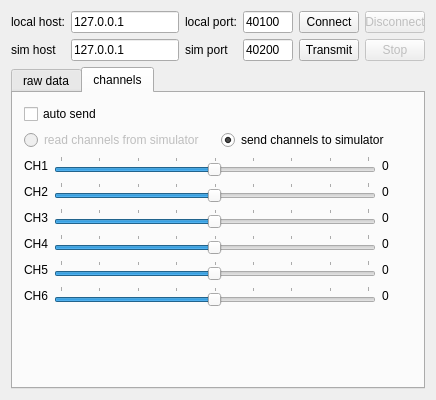
This is src/udptestwidget.ui in hhrhhr/Aerosim-plugin-for-CopterControl as Qt 5 draws it before an edit. The edited form follows.
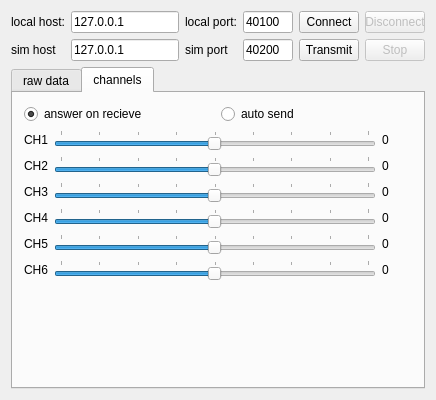
This is the edited form.

Commit message: rename values in test utility

```diff
--- a/src/udptestwidget.ui
+++ b/src/udptestwidget.ui
@@ -212,25 +212,18 @@
        <string notr="true">channels</string>
       </attribute>
       <layout class="QVBoxLayout" name="verticalLayout_3">
-       <item>
-        <widget class="QCheckBox" name="manualSend">
-         <property name="text">
-          <string>auto send</string>
-         </property>
-        </widget>
-       </item>
        <item>
         <layout class="QHBoxLayout" name="horizontalLayout">
          <item>
           <widget class="QRadioButton" name="readCH">
            <property name="enabled">
-            <bool>false</bool>
+            <bool>true</bool>
            </property>
            <property name="text">
-            <string notr="true">read channels from simulator</string>
+            <string notr="true">answer on recieve</string>
            </property>
            <property name="checked">
-            <bool>false</bool>
+            <bool>true</bool>
            </property>
           </widget>
          </item>
@@ -240,10 +233,10 @@
             <bool>true</bool>
            </property>
            <property name="text">
-            <string notr="true">send channels to simulator</string>
+            <string notr="true">auto send</string>
            </property>
            <property name="checked">
-            <bool>true</bool>
+            <bool>false</bool>
            </property>
           </widget>
          </item>
```
Left out of the diff: 4 changed lines with no effect on the pictures. The commit also changes 2 other files.
